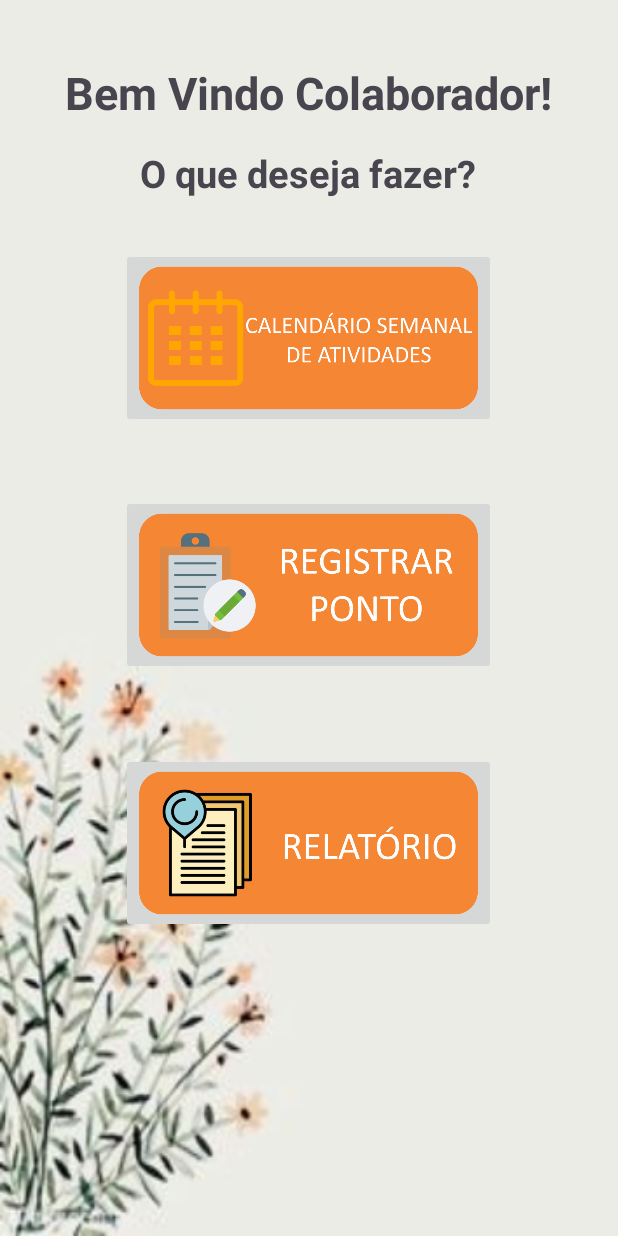
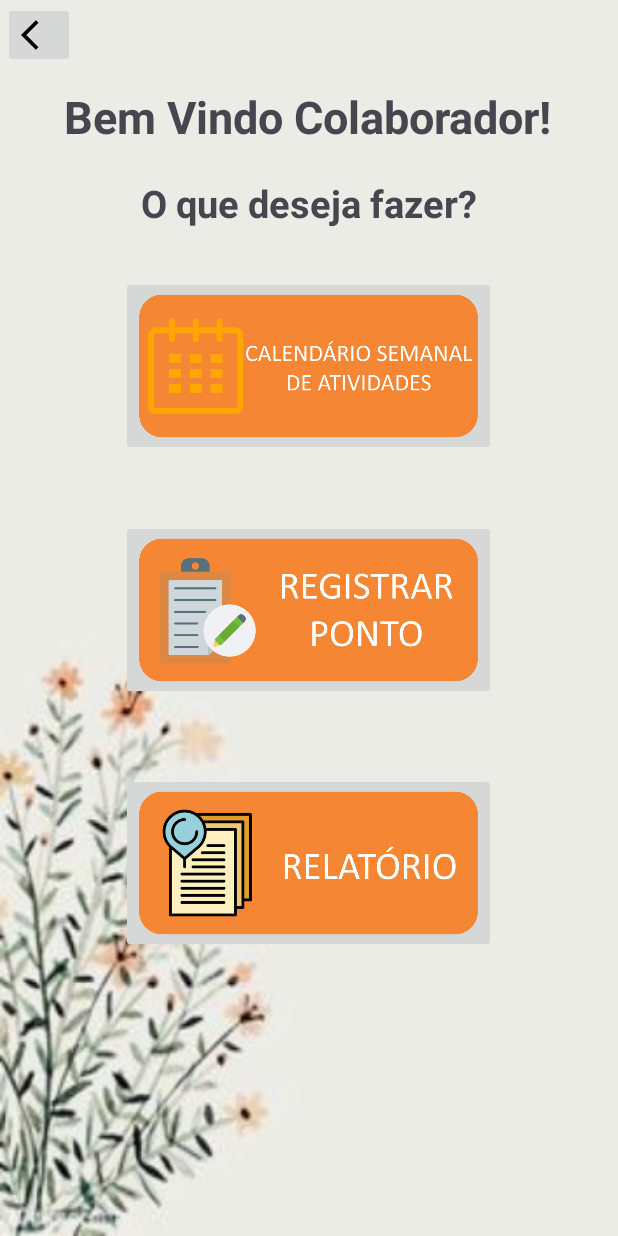
Before and after one commit to JoaoVitorMalaquias/ProjetoIntegrador-3.1, an Android app: the MainActivity screen opened directly, with no data from a screen before it, on a phone screen of 412 x 824 dp. Run offline under Robolectric (Android 15) with nearby library versions, the light colour scheme and no system bars; our stand-ins replace Firebase (no records; nobody signed in at launch, a user with empty details on screens opened directly).

Commit message:
Adicionando Funcoes Basicas

```diff
--- a/app/src/main/java/com/example/projintegrador/AlterarSenha.kt
+++ b/app/src/main/java/com/example/projintegrador/AlterarSenha.kt
@@ -47,6 +47,11 @@ class AlterarSenha : AppCompatActivity() {
                 ).show()
             }
         }
+
+        binding?.imageButton?.setOnClickListener{
+            val navToVerificandoLogin = Intent(this, VerificandoLogin::class.java)
+            startActivity(navToVerificandoLogin)
+        }
     }
 
     private fun mandaEmail(email: String) {
--- a/app/src/main/java/com/example/projintegrador/MainActivity.kt
+++ b/app/src/main/java/com/example/projintegrador/MainActivity.kt
@@ -35,7 +35,10 @@ class MainActivity : AppCompatActivity() {
             startActivity(navigateToRelatory)
         }
 
-
+        binding.imageButton.setOnClickListener{
+            val navLogin = Intent(this, VerificandoLogin::class.java)
+            startActivity(navLogin)
+        }
 
     }
 }
--- a/app/src/main/java/com/example/projintegrador/Register.kt
+++ b/app/src/main/java/com/example/projintegrador/Register.kt
@@ -88,6 +88,12 @@ class Register : AppCompatActivity() {
                 }
             }
         }
+
+        binding?.imageButton?.setOnClickListener{
+            val navToMain = Intent(this, MainActivity::class.java)
+            startActivity(navToMain)
+        }
+
     }
 
     private fun verificarRegistroDeEntrada(callback: (Boolean) -> Unit) {
--- /dev/null
+++ b/app/src/main/res/drawable/back.xml
@@ -0,0 +1,5 @@
+<vector xmlns:android="http://schemas.android.com/apk/res/android" android:autoMirrored="true" android:height="24dp" android:tint="#000000" android:viewportHeight="24" android:viewportWidth="24" android:width="24dp">
+
+    <path android:fillColor="@android:color/white" android:pathData="M11.67,3.87L9.9,2.1 0,12l9.9,9.9 1.77,-1.77L3.54,12z"/>
+
+</vector>
--- a/app/src/main/res/layout/activity_escolher_servico.xml
+++ b/app/src/main/res/layout/activity_escolher_servico.xml
@@ -5,6 +5,7 @@
     android:layout_width="match_parent"
     android:layout_height="match_parent"
     android:background="@drawable/clean">
+
 
     <TextView
         android:id="@+id/bemVindo"
@@ -15,11 +16,10 @@
         android:textStyle="bold"
         app:layout_constraintBottom_toBottomOf="parent"
         app:layout_constraintEnd_toEndOf="parent"
-        app:layout_constraintHorizontal_bias="0.498"
+        app:layout_constraintHorizontal_bias="0.493"
         app:layout_constraintStart_toStartOf="parent"
         app:layout_constraintTop_toTopOf="parent"
-        app:layout_constraintVertical_bias="0.053" />
-
+        app:layout_constraintVertical_bias="0.073" />
 
     <TextView
         android:id="@+id/textView"
@@ -30,11 +30,9 @@
         android:textStyle="bold"
         app:layout_constraintBottom_toBottomOf="parent"
         app:layout_constraintEnd_toEndOf="parent"
-        app:layout_constraintHorizontal_bias="0.498"
         app:layout_constraintStart_toStartOf="parent"
         app:layout_constraintTop_toTopOf="@id/bemVindo"
-        app:layout_constraintVertical_bias="0.0760" />
-
+        app:layout_constraintVertical_bias="0.083" />
 
     <ImageButton
         android:id="@+id/btnCalendarioSemanal"
@@ -79,4 +77,16 @@
         tools:ignore="MissingConstraints" />
 
 
+    <ImageButton
+        android:id="@+id/imageButton"
+        android:layout_width="wrap_content"
+        android:layout_height="wrap_content"
+        app:layout_constraintBottom_toTopOf="@+id/bemVindo"
+        app:layout_constraintEnd_toEndOf="parent"
+        app:layout_constraintHorizontal_bias="0.005"
+        app:layout_constraintStart_toStartOf="parent"
+        app:layout_constraintTop_toTopOf="parent"
+        app:layout_constraintVertical_bias="0.107"
+        app:srcCompat="@drawable/back" />
+
 </androidx.constraintlayout.widget.ConstraintLayout>
```
Also changed, not shown: app/src/main/java/com/example/projintegrador/CadastrarUsuario.kt (+7 -0 lines), app/src/main/java/com/example/projintegrador/CalendarView.kt (+7 -0 lines), app/src/main/java/com/example/projintegrador/Relatory.kt (+7 -0 lines), app/src/main/res/layout/activity_alterar_senha.xml (+14 -0 lines), app/src/main/res/layout/activity_cadastrar_usuario.xml (+12 -0 lines), app/src/main/res/layout/activity_calendar.xml (+13 -0 lines), app/src/main/res/layout/activity_registrar_ponto.xml (+11 -1 lines), app/src/main/res/layout/activity_relatory.xml (+26 -4 lines), 2 other files.
